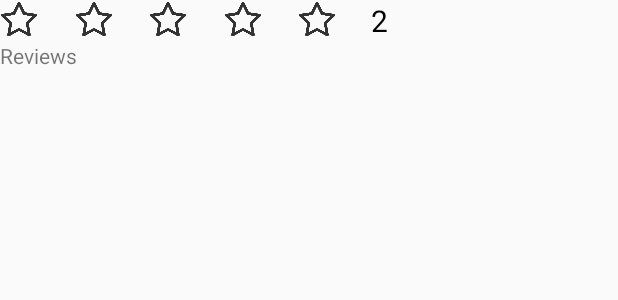
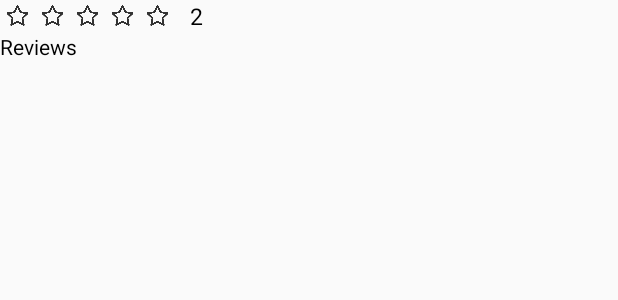
Before and after one commit to AkhtarRaza15Ansari/Pinkhu, an Android app: the layout ratings_layout.xml on its own in the app's theme, with its tools: preview values and no code run, on a phone screen of 412 x 824 dp. Shown: the top 300 px of the screen. Run offline under Robolectric (Android 15) with nearby library versions, the phone set to English and light mode, and no system bars; network calls fail.

Commit message:
Initial Commits

```diff
--- a/app/src/main/res/layout/activity_details_page.xml
+++ b/app/src/main/res/layout/activity_details_page.xml
@@ -224,6 +224,7 @@
                                 android:layout_height="wrap_content"
                                 android:text="@string/More"
                                 android:padding="10dp"
+                                android:textColor="@color/black"
                                 android:textSize="20dp"
                                 />
                         </LinearLayout>
@@ -246,6 +247,7 @@
                                         android:layout_height="wrap_content"
                                         android:text="@string/Address"
                                         android:padding="10dp"
+                                        android:textColor="@color/black"
                                         android:textSize="15dp"
                                         />
                                     <TextView
@@ -269,6 +271,7 @@
                                         android:layout_height="wrap_content"
                                         android:text="@string/ContactEmail"
                                         android:padding="10dp"
+                                        android:textColor="@color/black"
                                         android:textSize="15dp"
                                         />
                                     <TextView
@@ -292,6 +295,7 @@
                                         android:layout_height="wrap_content"
                                         android:text="@string/workinghours"
                                         android:padding="10dp"
+                                        android:textColor="@color/black"
                                         android:textSize="15dp"
                                         />
                                     <TextView
@@ -315,6 +319,7 @@
                                         android:layout_height="wrap_content"
                                         android:text="@string/Website"
                                         android:padding="10dp"
+                                        android:textColor="@color/black"
                                         android:textSize="15dp"
                                         />
                                     <TextView
@@ -357,10 +362,12 @@
                                 android:textSize="20dp"
                                 android:padding="10dp"
                                 android:text="@string/Details"
+                                android:textColor="@color/black"
                                 />
                             <TextView
                                 android:id="@+id/about"
-                                android:padding="10dp"
+                                android:paddingRight="10dp"
+                                android:paddingLeft="10dp"
                                 android:layout_width="match_parent"
                                 android:layout_height="match_parent"
                                 android:textSize="12dp"
@@ -372,8 +379,13 @@
                             android:layout_width="match_parent"
                             android:layout_height="wrap_content"
                             android:text="Ratings &amp; Reviews"
+                            android:textColor="@color/black"
                             android:textSize="20dp"
                             android:padding="10dp"/>
+                        <LinearLayout
+                            android:layout_width="match_parent"
+                            android:layout_height="01dp"
+                            android:background="@color/light_black"/>
                         <LinearLayout
                             android:id="@+id/reviewsection"
                             android:layout_width="match_parent"
--- a/app/src/main/res/layout/ratings_layout.xml
+++ b/app/src/main/res/layout/ratings_layout.xml
@@ -8,88 +8,96 @@
         android:orientation="horizontal"
         >
         <LinearLayout
-            android:layout_width="match_parent"
+            android:layout_width="wrap_content"
             android:layout_height="wrap_content"
-            android:layout_weight="0.4"
+            android:layout_gravity="center"
+            android:gravity="center"
             android:orientation="horizontal">
             <LinearLayout
-                android:layout_width="match_parent"
+                android:layout_width="wrap_content"
                 android:layout_height="wrap_content"
-                android:layout_weight="0.2"
+                android:paddingLeft="04dp"
+                android:paddingRight="04dp"
                 android:orientation="horizontal">
                 <ImageView
                     android:id="@+id/star1"
                     android:src="@drawable/outlinestar"
-                    android:layout_width="25dp"
-                    android:layout_height="25dp" />
+                    android:layout_width="15dp"
+                    android:layout_height="15dp" />
+            </LinearLayout>
+            <LinearLayout
+                android:layout_width="wrap_content"
+                android:layout_height="wrap_content"
+                android:paddingLeft="04dp"
+                android:paddingRight="04dp"
+                android:orientation="horizontal">
+                <ImageView
+                    android:id="@+id/star2"
+                    android:src="@drawable/outlinestar"
+                    android:layout_width="15dp"
+                    android:layout_height="15dp" />
             </LinearLayout>
             <LinearLayout
                 android:layout_width="match_parent"
                 android:layout_height="wrap_content"
-                android:layout_weight="0.2"
-                android:orientation="horizontal">
-                <ImageView
-                    android:id="@+id/star2"
-                    android:src="@drawable/outlinestar"
-                    android:layout_width="25dp"
-                    android:layout_height="25dp" />
-            </LinearLayout>
-            <LinearLayout
-                android:layout_width="match_parent"
-                android:layout_height="wrap_content"
-                android:layout_weight="0.2"
+                android:paddingLeft="04dp"
+                android:paddingRight="04dp"
                 android:orientation="horizontal">
                 <ImageView
                     android:id="@+id/star3"
                     android:src="@drawable/outlinestar"
-                    android:layout_width="25dp"
-                    android:layout_height="25dp" />
+                    android:layout_width="15dp"
+                    android:layout_height="15dp" />
             </LinearLayout>
             <LinearLayout
-                android:layout_width="match_parent"
+                android:layout_width="wrap_content"
                 android:layout_height="wrap_content"
+                android:paddingLeft="04dp"
+                android:paddingRight="04dp"
                 android:layout_weight="0.2"
                 android:orientation="horizontal">
                 <ImageView
                     android:id="@+id/star4"
                     android:src="@drawable/outlinestar"
-                    android:layout_width="25dp"
-                    android:layout_height="25dp" />
+                    android:layout_width="15dp"
+                    android:layout_height="15dp" />
             </LinearLayout>
             <LinearLayout
-                android:layout_width="match_parent"
+                android:layout_width="wrap_content"
                 android:layout_height="wrap_content"
-                android:layout_weight="0.2"
+                android:paddingLeft="04dp"
+                android:paddingRight="04dp"
                 android:orientation="horizontal">
                 <ImageView
                     android:id="@+id/star5"
                     android:src="@drawable/outlinestar"
-                    android:layout_width="25dp"
-                    android:layout_height="25dp" />
+                    android:layout_width="15dp"
+                    android:layout_height="15dp" />
             </LinearLayout>
         </LinearLayout>
         <LinearLayout
-            android:layout_width="match_parent"
+            android:layout_width="wrap_content"
             android:layout_height="wrap_content"
-            android:layout_weight="0.6"
+            android:paddingLeft="10dp"
+            android:paddingRight="10dp"
             android:layout_gravity="center_vertical"
             android:orientation="horizontal">
             <TextView
                 android:id="@+id/startext"
                 android:layout_width="wrap_content"
                 android:layout_height="wrap_content"
-                android:textSize="20dp"
+                android:textSize="15dp"
                 android:text="2"
                 android:textColor="@color/black"/>
         </LinearLayout>
     </LinearLayout>
     <TextView
         android:text="Reviews"
+        android:textColor="@color/black"
         android:layout_width="match_parent"
         android:layout_height="wrap_content" />
     <TextView
         android:id="@+id/text"
         android:layout_width="match_parent"
-        android:layout_height="wrap_content"
-        android:textColor="@color/black"/>
+        android:layout_height="wrap_content"/>
 </LinearLayout>
--- a/build.gradle
+++ b/build.gradle
@@ -5,7 +5,7 @@ buildscript {
         jcenter()
     }
     dependencies {
-        classpath 'com.android.tools.build:gradle:2.1.2'
+        classpath 'com.android.tools.build:gradle:2.1.3'
 
         // NOTE: Do not place your application dependencies here; they belong
         // in the individual module build.gradle files
```
Also changed, not shown: gradle/wrapper/gradle-wrapper.properties.
